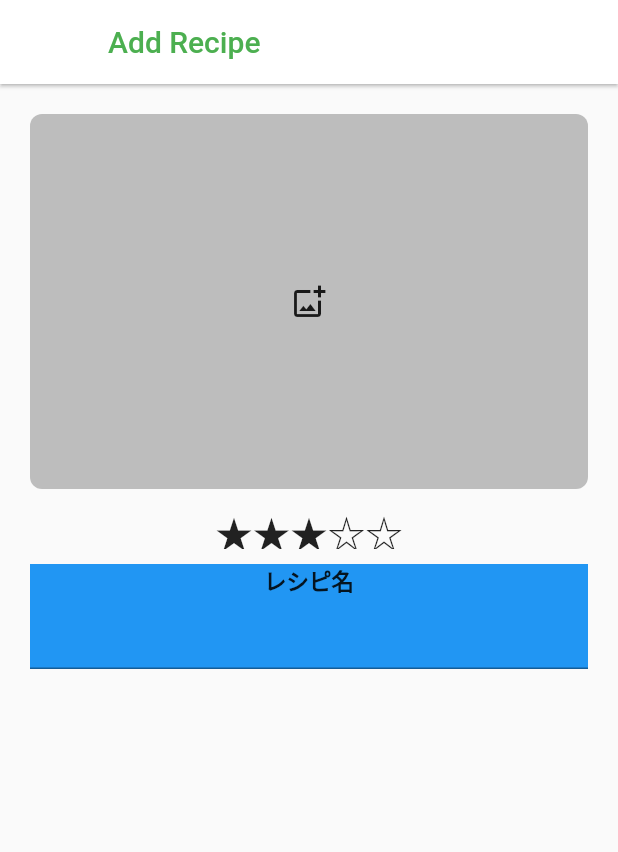
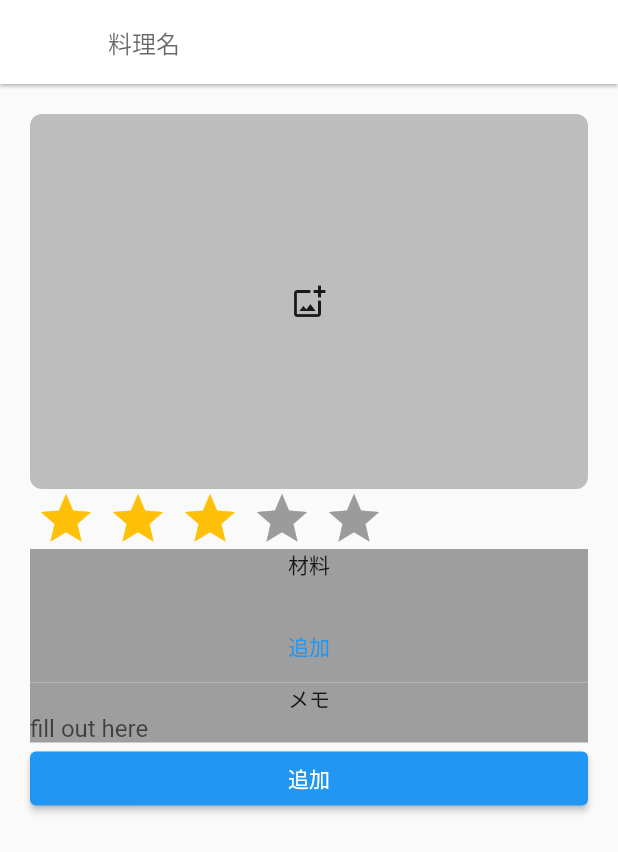
Before and after one commit to salan70/recipe, a Flutter app: the AddRecipeScreen screen opened directly, on a phone screen of 412 x 824 dp. Shown: the top 852 px of the screen. Run offline on Flutter 3.47's test engine with Material 2 defaults, Android fonts, the phone set to English and light mode, and no system bars; drawn by our look-alikes of flutter_rating_bar; our stand-ins replace cloud_firestore, file_picker, firebase_auth, firebase_core, firebase_storage, flutter_hooks and 3 more; accounts and stored records are empty.

Commit message:
レシピ追加画面更新

```diff
--- a/lib/add_recipe/add_recipe_screen.dart
+++ b/lib/add_recipe/add_recipe_screen.dart
@@ -1,26 +1,53 @@
 import 'package:flutter/material.dart';
+import 'package:flutter_rating_bar/flutter_rating_bar.dart';
+import 'package:flutter_riverpod/flutter_riverpod.dart';
+import 'package:recipe/parts/reordable_text_field/procedures.dart';
+import 'package:recipe/parts/reordable_text_field/ingredients.dart';
+import 'package:firebase_core/firebase_core.dart';
+import 'package:cloud_firestore/cloud_firestore.dart';
+import 'package:recipe/providers.dart';
+import 'package:recipe/recipe_list/recipe_list_screen.dart';
+import 'package:recipe/domain/recipe.dart';
+import 'package:recipe/add_recipe/add_redipe_model.dart';
 
-class AddRecipeScreen extends StatelessWidget {
+class AddRecipeScreen extends ConsumerWidget {
+  final AddRecipeModel addRecipeModel = AddRecipeModel();
+
+  final ReorderableMultiTextFieldControllerIngredients controllerIngredients =
+      ReorderableMultiTextFieldControllerIngredients([]);
+
+  final ReorderableMultiTextFieldController controllerProcedures =
+      ReorderableMultiTextFieldController([]);
+
   @override
-  Widget build(BuildContext context) {
+  Widget build(BuildContext context, WidgetRef ref) {
+    String? recipeName;
+    String? recipeMemo;
+    double? recipeGrade = 3.0;
+
     return Scaffold(
       appBar: AppBar(
         backgroundColor: Colors.white,
         elevation: 1,
-        title: Text(
-          'Add Recipe',
-          style: TextStyle(color: Colors.green),
+        title: Center(
+          child: TextField(
+            decoration: InputDecoration.collapsed(hintText: "料理名"),
+            onChanged: (value) {
+              recipeName = value;
+              // Providerから値を更新
+              // recipeName.state = value;
+            },
+          ),
         ),
       ),
       body: Container(
         margin: EdgeInsets.only(left: 20.0, right: 20.0),
         width: double.infinity,
-        child: Column(
+        child: ListView(
           children: [
             // 画像
             Container(
               height: 250,
-              width: double.infinity,
               margin: EdgeInsets.only(top: 20.0),
               decoration: BoxDecoration(
                 borderRadius: BorderRadius.circular(8.0),
@@ -30,34 +57,110 @@ class AddRecipeScreen extends StatelessWidget {
             ),
             // 評価
             Container(
-              height: 30,
-              width: double.infinity,
-              margin: EdgeInsets.only(top: 10),
-              decoration: BoxDecoration(
-                borderRadius: BorderRadius.circular(8.0),
-                // color: Colors.grey[400],
+                child: RatingBar.builder(
+              initialRating: 3,
+              minRating: 1,
+              direction: Axis.horizontal,
+              allowHalfRating: true,
+              itemCount: 5,
+              itemPadding: EdgeInsets.symmetric(horizontal: 4.0),
+              itemBuilder: (context, _) => Icon(
+                Icons.star,
+                color: Colors.amber,
               ),
-              child: Text(
-                '★★★☆☆',
-                style: TextStyle(fontSize: 25),
-                textAlign: TextAlign.center,
+              onRatingUpdate: (rating) {
+                recipeGrade = rating;
+              },
+            )),
+            // 材料 手作り
+            // Container(
+            //   color: Colors.grey,
+            //   child: Column(
+            //     children: [],
+            //   ),
+            // ),
+
+            // 材料 ネット引用
+            Container(
+              color: Colors.grey,
+              child: Column(
+                children: [
+                  Container(
+                    child: Text("材料"),
+                  ),
+                  Container(
+                    padding: EdgeInsets.all(10),
+                    child: ReorderableMultiTextFieldIngredients(
+                      controller: controllerIngredients,
+                    ),
+                  ),
+                  TextButton(
+                    onPressed: () {
+                      controllerIngredients.add("");
+                    },
+                    child: Text("追加"),
+                  )
+                ],
               ),
             ),
-            // レシピ名
+            // 作り方
+            // Container(
+            //   color: Colors.blueGrey,
+            //   child: Column(
+            //     children: [
+            //       Container(
+            //         child: Text("作り方"),
+            //       ),
+            //       Container(
+            //         padding: EdgeInsets.all(10),
+            //         child: ReorderableMultiTextFieldProcedures(
+            //           controller: controllerProcedures,
+            //         ),
+            //       ),
+            //       TextButton(
+            //         onPressed: () {
+            //           controllerProcedures.add("");
+            //         },
+            //         child: Text("追加"),
+            //       )
+            //     ],
+            //   ),
+            // ),
+            // メモ
             Container(
-              color: Colors.blue,
-              margin: EdgeInsets.only(top: 10),
+              color: Colors.grey,
               child: Column(
                 children: [
-                  Text(
-                    "レシピ名",
-                    style: TextStyle(fontSize: 15, fontWeight: FontWeight.bold),
-                    textAlign: TextAlign.left,
+                  Container(
+                    child: Text("メモ"),
                   ),
-                  TextField(),
+                  TextField(
+                    decoration:
+                        InputDecoration.collapsed(hintText: "fill out here"),
+                    maxLines: null,
+                    onChanged: (value) {
+                      recipeMemo = value;
+
+                      // Providerから値を更新
+                      // context.read(recipeMemoProvider).state = value;
+                    },
+                  ),
                 ],
               ),
-            )
+            ),
+            ElevatedButton(
+              onPressed: () async {
+                Recipe recipe = Recipe(recipeName, recipeGrade, recipeMemo);
+                addRecipeModel.addRecipe(recipe);
+                // Navigator.push(
+                //     context,
+                //     MaterialPageRoute(
+                //       builder: (context) => RecipeListPage(),
+                //       fullscreenDialog: true,
+                //     ));
+              },
+              child: Text("追加"),
+            ),
           ],
         ),
       ),
--- a/lib/add_recipe/add_redipe_model.dart
+++ b/lib/add_recipe/add_redipe_model.dart
@@ -0,0 +1,46 @@
+import 'package:cloud_firestore/cloud_firestore.dart';
+import 'package:flutter/material.dart';
+import 'package:flutter_riverpod/flutter_riverpod.dart';
+import 'package:recipe/domain/recipe.dart';
+
+class AddRecipeModel extends ChangeNotifier {
+  String? recipeName;
+  double? recipeGrade;
+  List<Ingredient>? recipeIngredient;
+  List<Procedure>? recipeProcedure;
+  String? recipeMemo;
+  String? recipeImageURL;
+
+  Future addRecipe(Recipe recipe) async {
+    DocumentReference docRef =
+        await FirebaseFirestore.instance.collection('testCollection').add({
+      'recipeName': recipe.recipeName,
+      'recipeGrade': recipe.recipeGrade,
+      'recipeMemo': recipe.recipeMemo
+    });
+    print(docRef.id);
+    // // 追加の処理
+    // await FirebaseFirestore.instance
+    //     .collection('testCollection')
+    //     .doc(docRef.id)
+    //     .collection('ingredients')
+    //     .doc()
+    //     .set({'name': "パセリ", 'num': "500", 'No': "1"});
+  }
+}
+
+class RecipeListNotifier extends StateNotifier<List<Recipe>> {
+  RecipeListNotifier() : super([]);
+
+  void add(Recipe recipe) {
+    state = [...state, recipe];
+  }
+}
+
+class IngredientListNotifier extends StateNotifier<List<Ingredient>> {
+  IngredientListNotifier() : super([]);
+
+  void add(Ingredient ingredient) {
+    state = [...state, ingredient];
+  }
+}
--- a/lib/auth/auth_controller.dart
+++ b/lib/auth/auth_controller.dart
@@ -37,6 +37,7 @@ class AuthController extends StateNotifier<User?> {
     // ログインされていなければ、匿名でサインインしてログインさせる。
     if (user == null) {
       await _read(authRepositoryProvider).signInAnonymously();
+      print('新たに匿名でサインイン');
     }
   }
 
@@ -45,4 +46,9 @@ class AuthController extends StateNotifier<User?> {
     // サインアウトメソッド
     await _read(authRepositoryProvider).signOut();
   }
+
+  // ユーザー削除
+  Future<void> userDelete(User user) async {
+    await user.delete();
+  }
 }
--- /dev/null
+++ b/lib/domain/recipe.dart
@@ -0,0 +1,41 @@
+import 'package:cloud_firestore/cloud_firestore.dart';
+
+class Recipe {
+  Recipe(
+    // this.recipeId,
+    this.recipeName,
+    this.recipeGrade,
+    // this.recipeIngredient,
+    // this.recipeProcedure,
+    this.recipeMemo,
+    // this.recipeImage
+  );
+
+  // String? recipeId;
+  String? recipeName;
+  double? recipeGrade;
+  // List<Ingredient>? recipeIngredient;
+  // List<Procedure>? recipeProcedure;
+  String? recipeMemo;
+  // Image? recipeImage;
+}
+
+class Ingredient {
+  Ingredient(this.ingredientIndex, this.ingredientName, this.ingredientNum);
+
+  int? ingredientIndex;
+  String? ingredientName;
+  double? ingredientNum;
+  // String? ingredientUnit;
+}
+
+class Procedure {
+  Procedure(this.procedureContent, this.procedureIndex);
+
+  String? procedureContent;
+  int? procedureIndex;
+}
+
+class Image {
+  String? imageUrl;
+}
```
Also changed, not shown: lib/main.dart (+15 -11 lines), lib/parts/drop_down/ingredients_unit.dart (added, +41 -0 lines), lib/parts/reordable_text_field/ingredients.dart (added, +165 -0 lines), lib/parts/reordable_text_field/procedures.dart (added, +114 -0 lines), lib/providers.dart (+37 -1 lines), pubspec.yaml (+8 -4 lines), lib/repository/recipe_repository.dart (added), pubspec.lock, 9 other files.
